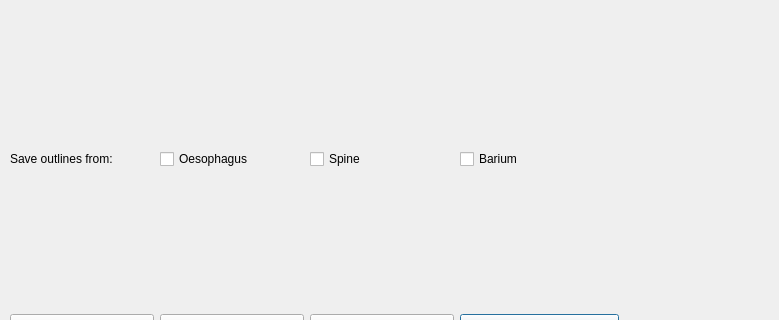
Above: 3drekonstruktionspeiseroehre/ui-files/xray_region_selection_window_design.ui from ds-lab/EsophagusVisualization before the change; both pictures show x 0 to 779 and y 0 to 320 of the 779 by 485 pixel window. Below: the same form after it.
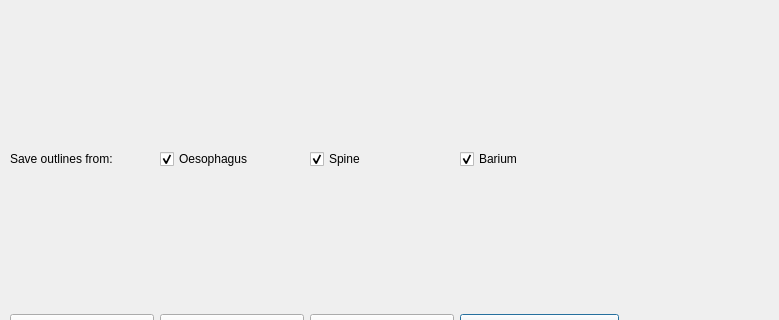
That is the form after the change.

```diff
--- a/3drekonstruktionspeiseroehre/ui-files/xray_region_selection_window_design.ui
+++ b/3drekonstruktionspeiseroehre/ui-files/xray_region_selection_window_design.ui
@@ -32,6 +32,9 @@
       <property name="text">
        <string>Barium</string>
       </property>
+      <property name="checked">
+       <bool>true</bool>
+      </property>
      </widget>
     </item>
     <item row="2" column="1">
@@ -46,6 +49,9 @@
       <property name="text">
        <string>Spine</string>
       </property>
+      <property name="checked">
+       <bool>true</bool>
+      </property>
      </widget>
     </item>
     <item row="2" column="2">
@@ -90,9 +96,15 @@
     </item>
     <item row="1" column="1">
      <widget class="QCheckBox" name="oesophagus">
+      <property name="enabled">
+       <bool>true</bool>
+      </property>
       <property name="text">
        <string>Oesophagus</string>
       </property>
+      <property name="checked">
+       <bool>true</bool>
+      </property>
      </widget>
     </item>
    </layout>
```
Left out of the diff: 2 changed lines with no effect on the pictures.
